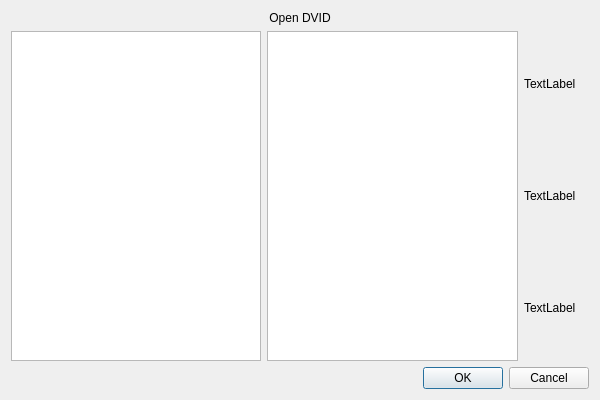
janelia-flyem/NeuTu, file neurolabi/gui/dialogs/dvidbranchdialog.ui: the form before one commit.
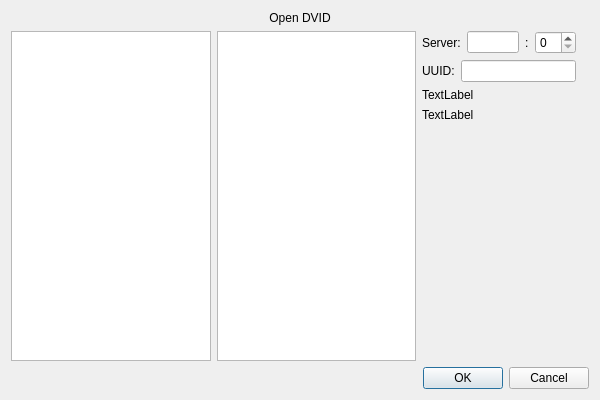
The form after the commit.

Commit message: started work on third panel

```diff
--- a/neurolabi/gui/dialogs/dvidbranchdialog.ui
+++ b/neurolabi/gui/dialogs/dvidbranchdialog.ui
@@ -42,11 +42,42 @@
         <number>13</number>
        </property>
        <item>
-        <widget class="QLabel" name="label_2">
-         <property name="text">
-          <string>TextLabel</string>
-         </property>
-        </widget>
+        <layout class="QHBoxLayout" name="horizontalLayout_2">
+         <item>
+          <widget class="QLabel" name="label_5">
+           <property name="text">
+            <string>Server:</string>
+           </property>
+          </widget>
+         </item>
+         <item>
+          <widget class="QLineEdit" name="lineEdit"/>
+         </item>
+         <item>
+          <widget class="QLabel" name="label_6">
+           <property name="text">
+            <string>:</string>
+           </property>
+          </widget>
+         </item>
+         <item>
+          <widget class="QSpinBox" name="spinBox"/>
+         </item>
+        </layout>
+       </item>
+       <item>
+        <layout class="QHBoxLayout" name="horizontalLayout_3">
+         <item>
+          <widget class="QLabel" name="label_7">
+           <property name="text">
+            <string>UUID:</string>
+           </property>
+          </widget>
+         </item>
+         <item>
+          <widget class="QLineEdit" name="lineEdit_2"/>
+         </item>
+        </layout>
        </item>
        <item>
         <widget class="QLabel" name="label">
@@ -62,6 +93,19 @@
          </property>
         </widget>
        </item>
+       <item>
+        <spacer name="verticalSpacer">
+         <property name="orientation">
+          <enum>Qt::Vertical</enum>
+         </property>
+         <property name="sizeHint" stdset="0">
+          <size>
+           <width>20</width>
+           <height>40</height>
+          </size>
+         </property>
+        </spacer>
+       </item>
       </layout>
      </item>
     </layout>
```
The commit also changes 1 other file.
